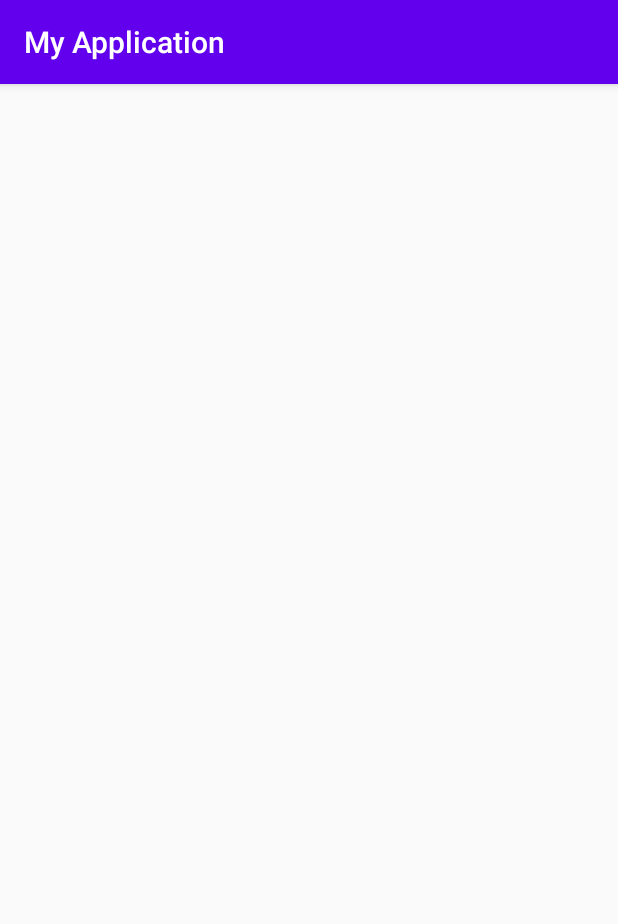
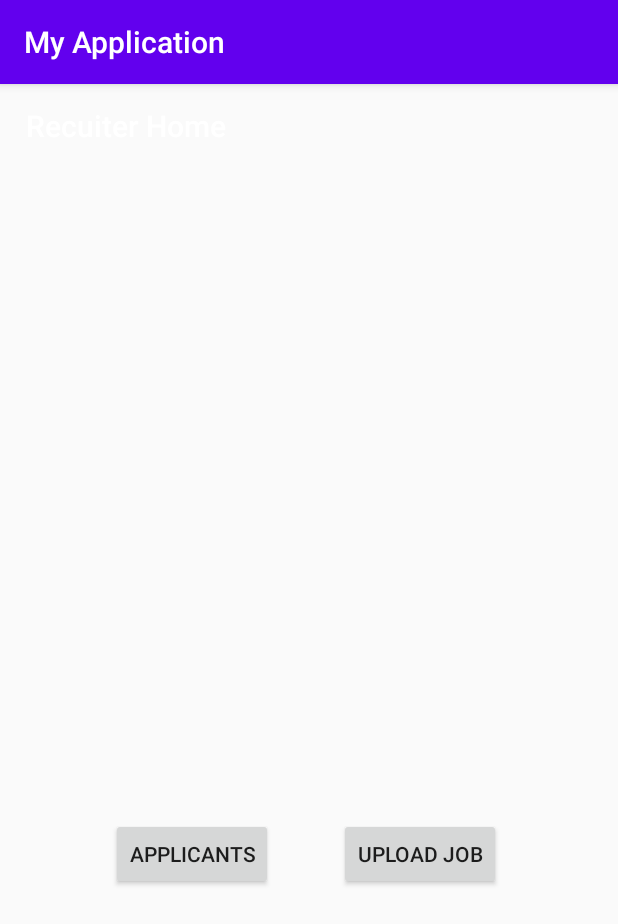
Before and after one commit to Tanmay-13/Disabilityapp, an Android app: the RecruterHome screen opened directly, with no data from a screen before it, on a phone screen of 412 x 824 dp. Shown: the top 924 px of the screen. Run offline under Robolectric (Android 15) with nearby library versions, the phone set to English and light mode, and no system bars.

Commit message:
Added Adpaters and Other UI

```diff
--- a/app/src/main/AndroidManifest.xml
+++ b/app/src/main/AndroidManifest.xml
@@ -9,7 +9,10 @@
         android:roundIcon="@mipmap/ic_launcher_round"
         android:supportsRtl="true"
         android:theme="@style/AppTheme">
-        <activity android:name=".ui.JobSearchActivity"></activity>
+        <activity android:name=".ui.RecuiterApplicants"></activity>
+        <activity android:name=".ui.RecruiterUploadJob" />
+        <activity android:name=".ui.RecruterHome" />
+        <activity android:name=".ui.ApplicantJobSearchActivity" />
         <activity
             android:name=".ui.RegisterActivity"
             android:theme="@style/Theme.AppCompat.Light.NoActionBar" />
--- a/app/src/main/java/com/disablity/app/ui/JobSearchActivity.java
+++ b/app/src/main/java/com/disablity/app/ui/RecruterHome.java
@@ -1,17 +1,17 @@
 package com.disablity.app.ui;
 
 import androidx.appcompat.app.AppCompatActivity;
+
 import android.os.Bundle;
+
 import com.disablity.app.R;
 
-public class JobSearchActivity extends AppCompatActivity
+public class RecruterHome extends AppCompatActivity
 {
-
-
     @Override
     protected void onCreate(Bundle savedInstanceState)
     {
         super.onCreate(savedInstanceState);
-        setContentView(R.layout.activity_job_search);
+        setContentView(R.layout.activity_recruter_home);
     }
 }
--- /dev/null
+++ b/app/src/main/res/drawable/ic_baseline_place_24.xml
@@ -0,0 +1,5 @@
+<vector android:height="24dp" android:tint="#4585FF"
+    android:viewportHeight="24" android:viewportWidth="24"
+    android:width="24dp" xmlns:android="http://schemas.android.com/apk/res/android">
+    <path android:fillColor="@android:color/white" android:pathData="M12,2C8.13,2 5,5.13 5,9c0,5.25 7,13 7,13s7,-7.75 7,-13c0,-3.87 -3.13,-7 -7,-7zM12,11.5c-1.38,0 -2.5,-1.12 -2.5,-2.5s1.12,-2.5 2.5,-2.5 2.5,1.12 2.5,2.5 -1.12,2.5 -2.5,2.5z"/>
+</vector>
--- /dev/null
+++ b/app/src/main/res/layout/activity_recruter_home.xml
@@ -0,0 +1,52 @@
+<?xml version="1.0" encoding="utf-8"?>
+<androidx.constraintlayout.widget.ConstraintLayout xmlns:android="http://schemas.android.com/apk/res/android"
+    xmlns:app="http://schemas.android.com/apk/res-auto"
+    xmlns:tools="http://schemas.android.com/tools"
+    android:layout_width="match_parent"
+    android:layout_height="match_parent"
+    tools:context=".ui.RecruterHome">
+
+    <androidx.constraintlayout.widget.Guideline
+        android:id="@+id/guideline6"
+        android:layout_width="wrap_content"
+        android:layout_height="wrap_content"
+        android:orientation="vertical"
+        app:layout_constraintGuide_percent="0.5" />
+
+    <androidx.constraintlayout.widget.Guideline
+        android:id="@+id/guideline7"
+        android:layout_width="wrap_content"
+        android:layout_height="wrap_content"
+        android:orientation="horizontal"
+        app:layout_constraintGuide_percent="0.7" />
+
+    <Button
+        android:id="@+id/job_applcan"
+        android:layout_width="wrap_content"
+        android:layout_height="wrap_content"
+        android:layout_marginEnd="24dp"
+        android:text="Applicants"
+        app:layout_constraintBottom_toTopOf="@+id/guideline7"
+        app:layout_constraintEnd_toStartOf="@+id/guideline6" />
+
+    <Button
+        android:id="@+id/button2"
+        android:layout_width="wrap_content"
+        android:layout_height="wrap_content"
+        android:layout_marginStart="20dp"
+        android:text="Upload Job"
+        app:layout_constraintBottom_toTopOf="@+id/guideline7"
+        app:layout_constraintStart_toStartOf="@+id/guideline6" />
+
+    <androidx.appcompat.widget.Toolbar
+        android:id="@+id/toolbar2"
+        android:layout_width="409dp"
+        android:layout_height="wrap_content"
+        android:minHeight="?attr/actionBarSize"
+        android:theme="?attr/actionBarTheme"
+        app:layout_constraintEnd_toStartOf="@+id/guideline6"
+        app:layout_constraintStart_toStartOf="@+id/guideline6"
+        app:layout_constraintTop_toTopOf="parent"
+        app:title="Recuiter Home" />
+
+</androidx.constraintlayout.widget.ConstraintLayout>
--- a/build.gradle
+++ b/build.gradle
@@ -8,7 +8,7 @@ buildscript {
 
     }
     dependencies {
-        classpath 'com.android.tools.build:gradle:3.6.3'
+        classpath 'com.android.tools.build:gradle:4.0.0'
         classpath 'com.google.gms:google-services:4.3.3'
 
         // NOTE: Do not place your application dependencies here; they belong
```
Also changed, not shown: app/src/main/java/com/disablity/app/AppUtil.java (+29 -0 lines), app/src/main/java/com/disablity/app/ui/ApplicantJobSearchActivity.java (added, +40 -0 lines), app/src/main/java/com/disablity/app/ui/RecruiterUploadJob.java (added, +28 -0 lines), app/src/main/java/com/disablity/app/ui/RecuiterApplicants.java (added, +28 -0 lines), app/src/main/java/com/disablity/app/ui/adapters/JobListAdapter.java (+47 -14 lines), app/src/main/res/layout/activity_job_search.xml (+23 -1 lines), app/src/main/res/layout/activity_recruiter_upload_job.xml (added, +113 -0 lines), app/src/main/res/layout/activity_recuiter_applicants.xml (added, +9 -0 lines), app/src/main/res/layout/item_job.xml (+44 -3 lines), gradle/wrapper/gradle-wrapper.properties.
